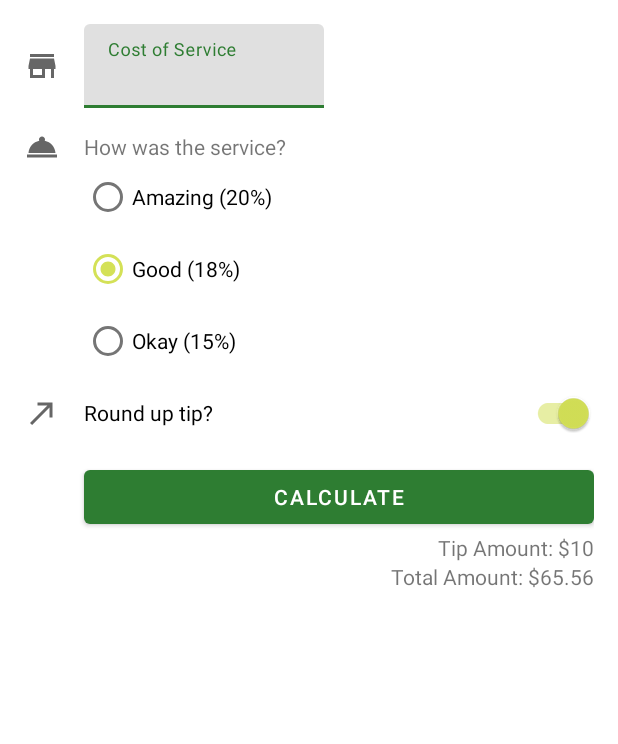
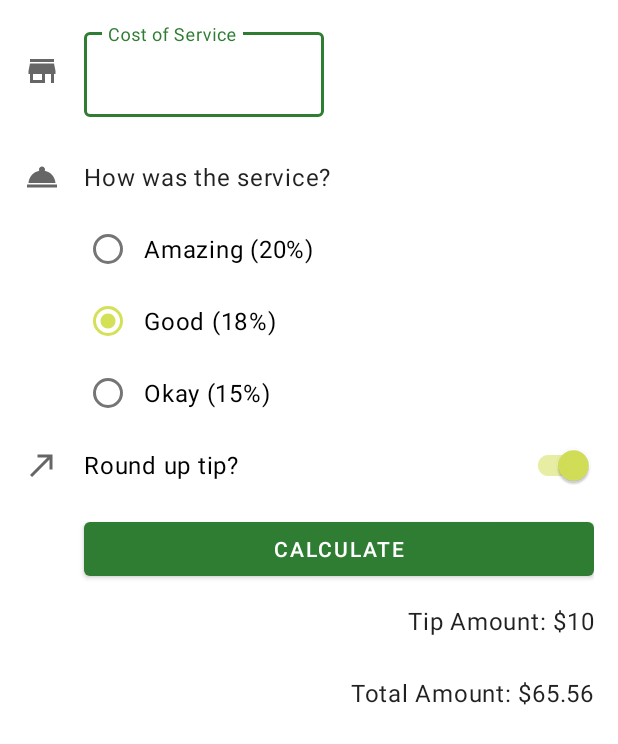
Before and after one commit to tse-jeff/TipCalc, an Android app: the layout activity_main.xml on its own in the app's theme, with its tools: preview values and no code run, on a phone screen of 412 x 824 dp. Shown: the top 744 px of the screen. Run offline under Robolectric (Android 15) with nearby library versions, the phone set to English and light mode, and no system bars.

Commit message:
styles and themes update

```diff
--- a/app/src/main/res/layout/activity_main.xml
+++ b/app/src/main/res/layout/activity_main.xml
@@ -1,5 +1,6 @@
 <?xml version="1.0" encoding="utf-8"?>
-<androidx.constraintlayout.widget.ConstraintLayout xmlns:android="http://schemas.android.com/apk/res/android"
+<androidx.constraintlayout.widget.ConstraintLayout
+    xmlns:android="http://schemas.android.com/apk/res/android"
     xmlns:app="http://schemas.android.com/apk/res-auto"
     xmlns:tools="http://schemas.android.com/tools"
     android:layout_width="match_parent"
@@ -12,26 +13,26 @@
         android:layout_width="wrap_content"
         android:layout_height="wrap_content"
         android:importantForAccessibility="no"
-        app:srcCompat="@drawable/ic_store"
+        app:layout_constraintBottom_toBottomOf="@+id/cost_of_service"
         app:layout_constraintStart_toStartOf="parent"
         app:layout_constraintTop_toTopOf="@+id/cost_of_service"
-        app:layout_constraintBottom_toBottomOf="@+id/cost_of_service" />
+        app:srcCompat="@drawable/ic_store" />
 
     <com.google.android.material.textfield.TextInputLayout
         android:id="@+id/cost_of_service"
+        style="@style/Widget.TipCalc.TextView"
         android:layout_width="160dp"
         android:layout_height="wrap_content"
+        android:layout_marginStart="16dp"
         android:hint="Cost of Service"
-        android:layout_marginStart="16dp"
         app:layout_constraintStart_toEndOf="@+id/icon_cost_of_service"
-        app:layout_constraintTop_toTopOf="parent" >
+        app:layout_constraintTop_toTopOf="parent">
 
         <com.google.android.material.textfield.TextInputEditText
             android:id="@+id/cost_of_service_edit_text"
+            android:layout_width="match_parent"
             android:layout_height="wrap_content"
-            android:layout_width="match_parent"
-            android:inputType="numberDecimal"
-        />
+            android:inputType="numberDecimal" />
 
     </com.google.android.material.textfield.TextInputLayout>
 
@@ -40,17 +41,18 @@
         android:layout_width="wrap_content"
         android:layout_height="wrap_content"
         android:importantForAccessibility="no"
-        app:srcCompat="@drawable/ic_service"
+        app:layout_constraintBottom_toBottomOf="@+id/service_question"
         app:layout_constraintStart_toStartOf="parent"
         app:layout_constraintTop_toTopOf="@+id/service_question"
-        app:layout_constraintBottom_toBottomOf="@+id/service_question" />
+        app:srcCompat="@drawable/ic_service" />
 
     <TextView
         android:id="@+id/service_question"
+        style="@style/Widget.TipCalc.TextView"
         android:layout_width="wrap_content"
         android:layout_height="wrap_content"
+        android:layout_marginTop="16dp"
         android:text="@string/question"
-        android:layout_marginTop="16dp"
         app:layout_constraintStart_toStartOf="@+id/cost_of_service"
         app:layout_constraintTop_toBottomOf="@id/cost_of_service" />
 
@@ -87,10 +89,10 @@
         android:layout_width="wrap_content"
         android:layout_height="wrap_content"
         android:importantForAccessibility="no"
-        app:srcCompat="@drawable/ic_round_up"
+        app:layout_constraintBottom_toBottomOf="@+id/round_up_switch"
         app:layout_constraintStart_toStartOf="parent"
         app:layout_constraintTop_toTopOf="@+id/round_up_switch"
-        app:layout_constraintBottom_toBottomOf="@+id/round_up_switch" />
+        app:srcCompat="@drawable/ic_round_up" />
 
     <com.google.android.material.switchmaterial.SwitchMaterial
         android:id="@+id/round_up_switch"
@@ -106,14 +108,15 @@
         android:id="@+id/calculate_button"
         android:layout_width="0dp"
         android:layout_height="wrap_content"
+        android:layout_marginTop="8dp"
         android:text="@string/calc"
-        android:layout_marginTop="8dp"
         app:layout_constraintEnd_toEndOf="parent"
         app:layout_constraintStart_toStartOf="@id/round_up_switch"
         app:layout_constraintTop_toBottomOf="@id/round_up_switch" />
 
     <TextView
         android:id="@+id/tip_result"
+        style="@style/Widget.TipCalc.TextView"
         android:layout_width="wrap_content"
         android:layout_height="wrap_content"
         app:layout_constraintEnd_toEndOf="parent"
@@ -122,11 +125,12 @@
 
     <TextView
         android:id="@+id/total_amount"
+        style="@style/Widget.TipCalc.TextView"
         android:layout_width="wrap_content"
         android:layout_height="wrap_content"
         app:layout_constraintEnd_toEndOf="parent"
         app:layout_constraintTop_toBottomOf="@id/tip_result"
-        tools:text="Total Amount: $65.56"/>
+        tools:text="Total Amount: $65.56" />
 
 
 </androidx.constraintlayout.widget.ConstraintLayout>
--- a/app/src/main/res/values-night/themes.xml
+++ b/app/src/main/res/values-night/themes.xml
@@ -1,5 +1,5 @@
 <resources xmlns:tools="http://schemas.android.com/tools">
-    <!-- Base application theme. -->
+    <!-- Night application theme. -->
     <style name="Theme.TipCalc" parent="Theme.MaterialComponents.DayNight.DarkActionBar">
         <!-- Primary brand color. -->
         <item name="colorPrimary">@color/green_light</item>
@@ -12,5 +12,8 @@
         <!-- Status bar color. -->
         <item name="android:statusBarColor" tools:targetApi="l">?attr/colorPrimaryVariant</item>
         <!-- Customize your theme here. -->
+        <item name="textInputStyle">@style/Widget.MaterialComponents.TextInputLayout.OutlinedBox</item>
+        <item name="radioButtonStyle">@style/Widget.TipCalc.CompoundButton.RadioButton</item>
+        <item name="switchStyle">@style/Widget.TipCalc.CompoundButton.Switch</item>
     </style>
 </resources>
--- /dev/null
+++ b/app/src/main/res/values/style.xml
@@ -0,0 +1,22 @@
+<?xml version="1.0" encoding="utf-8"?>
+<resources>
+
+    <style name="Widget.TipCalc.TextView" parent="Widget.MaterialComponents.TextView">
+        <item name="android:minHeight">48dp</item>
+        <item name="android:gravity">center_vertical</item>
+        <item name="android:textAppearance">?attr/textAppearanceBody1</item>
+    </style>
+
+    <style name="Widget.TipCalc.CompoundButton.Switch"
+        parent="Widget.MaterialComponents.CompoundButton.Switch">
+        <item name="android:minHeight">48dp</item>
+        <item name="android:gravity">center_vertical</item>
+        <item name="android:textAppearance">?attr/textAppearanceBody1</item>
+    </style>
+
+    <style name="Widget.TipCalc.CompoundButton.RadioButton"
+        parent="Widget.MaterialComponents.CompoundButton.RadioButton">
+        <item name="android:paddingStart">8dp</item>
+        <item name="android:textAppearance">?attr/textAppearanceBody1</item>
+    </style>
+</resources>
--- a/app/src/main/res/values/themes.xml
+++ b/app/src/main/res/values/themes.xml
@@ -12,5 +12,8 @@
         <!-- Status bar color. -->
         <item name="android:statusBarColor" tools:targetApi="l">?attr/colorPrimaryVariant</item>
         <!-- Customize your theme here. -->
+        <item name="textInputStyle">@style/Widget.MaterialComponents.TextInputLayout.OutlinedBox</item>
+        <item name="radioButtonStyle">@style/Widget.TipCalc.CompoundButton.RadioButton</item>
+        <item name="switchStyle">@style/Widget.TipCalc.CompoundButton.Switch</item>
     </style>
 </resources>
```
